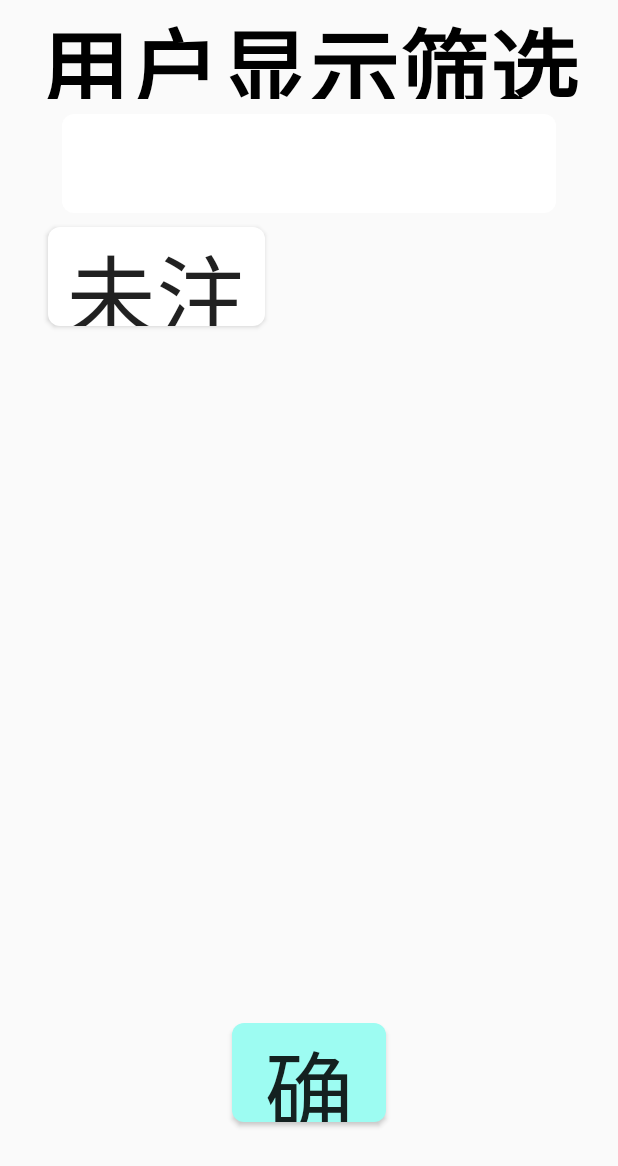
After one commit to yangyongchaoGitHub/autogate, an Android app: the UserFilterActivity screen opened directly, with no data from a screen before it, on a phone screen of 412 x 824 dp. The commit adds this screen. Shown: the top 1166 px of the screen. Run offline under Robolectric (Android 15) with nearby library versions, the phone set to English and light mode, and no system bars; our stand-ins replace CircleImageView.

Commit message:
添加了用户显示数据筛选的界面；用户管理类功能接口优化

```diff
--- a/app/src/main/AndroidManifest.xml
+++ b/app/src/main/AndroidManifest.xml
@@ -45,6 +45,7 @@
         <activity android:name=".activity.UsersActivity"/>
         <activity android:name=".activity.TestActivity"/>
         <activity android:name=".activity.MQTTSettingActivity"/>
+        <activity android:name=".activity.UserFilterActivity"/>
 
         <service android:name=".service.MainService"/>
         <!-- Mqtt服务 -->
--- a/app/src/main/java/com/dataexpo/autogate/activity/GateActivity.java
+++ b/app/src/main/java/com/dataexpo/autogate/activity/GateActivity.java
@@ -343,7 +343,7 @@ public class GateActivity extends BascActivity implements View.OnClickListener {
                             MainApplication.getInstance().getService().ledCtrl(LED_RED);
                             iv_head.setVisibility(View.INVISIBLE);
                             tv_direction.setVisibility(View.INVISIBLE);
-                            tv_name.setText("非法通过！");
+                            tv_name.setText("未注册！");
                         }
                     }
                 }
--- /dev/null
+++ b/app/src/main/java/com/dataexpo/autogate/activity/UserFilterActivity.java
@@ -0,0 +1,31 @@
+package com.dataexpo.autogate.activity;
+
+import android.os.Bundle;
+import android.view.View;
+
+import com.dataexpo.autogate.R;
+
+public class UserFilterActivity extends BascActivity implements View.OnClickListener {
+
+    @Override
+    protected void onCreate(Bundle savedInstanceState) {
+        super.onCreate(savedInstanceState);
+        setContentView(R.layout.activity_user_filter);
+        initView();
+    }
+
+    private void initView() {
+        findViewById(R.id.btn_user_filter_confirm).setOnClickListener(this);
+    }
+
+    @Override
+    public void onClick(View v) {
+        switch (v.getId()) {
+            case R.id.btn_user_filter_confirm:
+                setResult(1);
+                finish();
+                break;
+                default:
+        }
+    }
+}
--- a/app/src/main/java/com/dataexpo/autogate/model/User.java
+++ b/app/src/main/java/com/dataexpo/autogate/model/User.java
@@ -1,6 +1,8 @@
 package com.dataexpo.autogate.model;
 
 import android.util.Base64;
+
+import static com.dataexpo.autogate.face.manager.ImportFileManager.IMPORT_FILE_EMPTY;
 
 public class User {
     //{"id":12,"name":"user1","company":"dataexpo.Ltd","position":"development","cardCode":"E0040150C714EA6A","code":"u23123","image":"test","gender":1}
@@ -27,7 +29,7 @@ public class User {
     public long ctime = 0L;
     public long updateTime = 0L;
     public String userInfo = "";
-    public Integer bregist_face = 0;
+    public Integer bregist_face = IMPORT_FILE_EMPTY;
     private String faceToken = "";
     public Integer sync_regist = SYNC_IMMEDIATELY;
 
--- /dev/null
+++ b/app/src/main/res/drawable/et_rect_white.xml
@@ -0,0 +1,5 @@
+<?xml version="1.0" encoding="utf-8"?>
+<shape xmlns:android="http://schemas.android.com/apk/res/android">
+    <corners android:radius="8dp" />
+    <solid android:color="@color/white" />
+</shape>
--- /dev/null
+++ b/app/src/main/res/layout/activity_user_filter.xml
@@ -0,0 +1,67 @@
+<?xml version="1.0" encoding="utf-8"?>
+<androidx.constraintlayout.widget.ConstraintLayout xmlns:android="http://schemas.android.com/apk/res/android"
+    android:layout_width="match_parent"
+    android:layout_height="match_parent"
+    xmlns:app="http://schemas.android.com/apk/res-auto">
+
+    <TextView
+        android:id="@+id/tv_user_filter_title"
+        android:layout_width="0dp"
+        android:layout_height="0dp"
+        android:gravity="center"
+        android:text="@string/user_filter"
+        android:textColor="@color/c_black"
+        android:textSize="@dimen/x60"
+        android:textStyle="bold"
+        app:layout_constraintHeight_percent="0.08"
+        app:layout_constraintHorizontal_bias="1.0"
+        app:layout_constraintLeft_toLeftOf="parent"
+        app:layout_constraintRight_toRightOf="parent"
+        app:layout_constraintTop_toTopOf="parent" />
+
+    <EditText
+        android:id="@+id/et_user_filter"
+        android:layout_width="0dp"
+        android:layout_height="0dp"
+        android:background="@drawable/et_rect_white"
+        app:layout_constraintHeight_percent="0.08"
+        app:layout_constraintWidth_percent="0.8"
+        app:layout_constraintVertical_bias="0.1"
+        app:layout_constraintLeft_toLeftOf="parent"
+        app:layout_constraintRight_toRightOf="parent"
+        app:layout_constraintTop_toTopOf="parent"
+        app:layout_constraintBottom_toBottomOf="parent"
+        />
+
+    <Button
+        android:id="@+id/btn_user_filter_noface"
+        android:layout_width="0dp"
+        android:layout_height="0dp"
+        android:textSize="@dimen/x60"
+        android:text="@string/no_regist_face"
+        android:background="@drawable/et_rect_white"
+        app:layout_constraintHeight_percent="0.08"
+        app:layout_constraintWidth_percent="0.35"
+        app:layout_constraintVertical_bias="0.2"
+        app:layout_constraintHorizontal_bias="0.12"
+        app:layout_constraintLeft_toLeftOf="parent"
+        app:layout_constraintRight_toRightOf="parent"
+        app:layout_constraintTop_toTopOf="parent"
+        app:layout_constraintBottom_toBottomOf="parent"
+        />
+
+    <Button
+        android:id="@+id/btn_user_filter_confirm"
+        android:layout_width="0dp"
+        android:layout_height="0dp"
+        android:text="@string/confirm"
+        android:textSize="@dimen/x60"
+        android:background="@drawable/btn2_rect"
+        app:layout_constraintHeight_percent="0.08"
+        app:layout_constraintWidth_percent="0.25"
+        app:layout_constraintVertical_bias="0.9"
+        app:layout_constraintLeft_toLeftOf="parent"
+        app:layout_constraintRight_toRightOf="parent"
+        app:layout_constraintTop_toTopOf="parent"
+        app:layout_constraintBottom_toBottomOf="parent"/>
+</androidx.constraintlayout.widget.ConstraintLayout>
--- a/app/src/main/res/values/strings.xml
+++ b/app/src/main/res/values/strings.xml
@@ -11,8 +11,10 @@
     <string name="gate_setting">门闸设置</string>
     <string name="other_setting">其他设置</string>
     <string name="user_manager">用户管理</string>
+    <string name="user_filter">用户显示筛选</string>
     <string name="cancel">取消</string>
     <string name="delete">删除</string>
+    <string name="filter">筛选</string>
     <string name="description">说明</string>
     <string name="server">服务器地址</string>
     <string name="name">用户名</string>
@@ -22,4 +24,5 @@
     <string name="save">保存</string>
     <string name="input_pswd">请输入密码</string>
     <string name="confirm">确定</string>
+    <string name="no_regist_face">未注册人脸</string>
 </resources>
```
Also changed, not shown: app/src/main/java/com/dataexpo/autogate/activity/UsersActivity.java (+14 -1 lines), app/src/main/java/com/dataexpo/autogate/service/UserService.java (+63 -81 lines), app/src/main/res/layout/activity_user.xml (+11 -0 lines).
